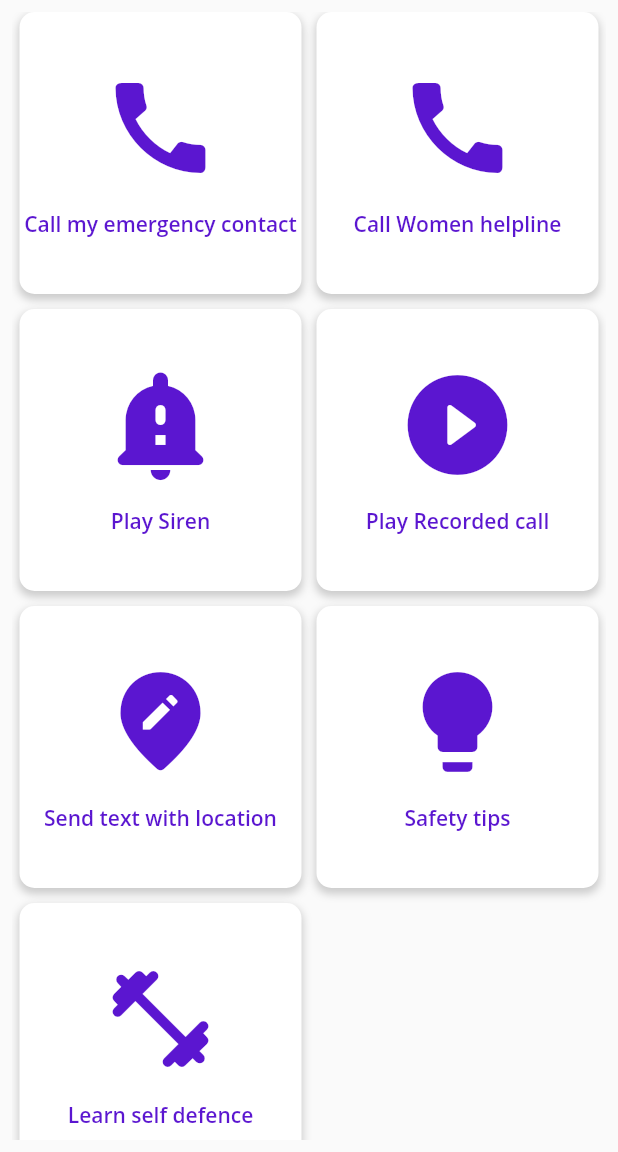
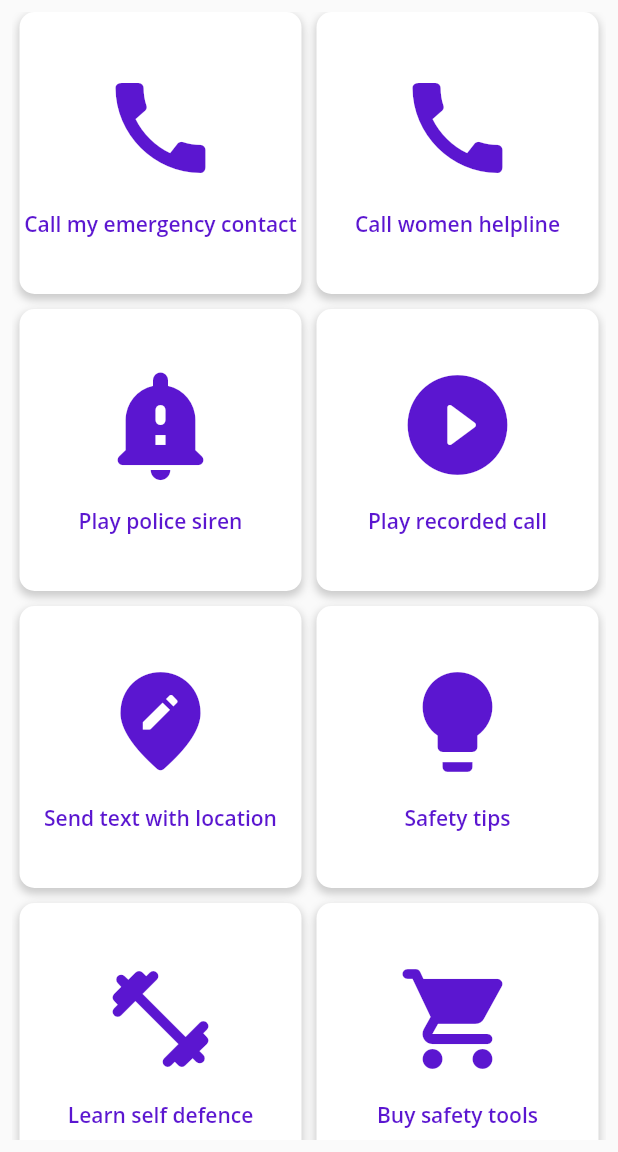
Before and after one commit to mahakmandlecha/SheHacks_Team-055, a Flutter app: the HomePage screen opened by its route, on a phone screen of 412 x 824 dp, the part 84-1236 px from its top. Run offline on Flutter 3.47's test engine with Material 2 defaults, Android fonts, the phone set to English and light mode, and no system bars; our stand-ins replace cloud_firestore, firebase_auth, firebase_core, flutter_spinkit, font_awesome_flutter, geolocator and 2 more; missing offline and left inert: geocoder, latlng; accounts and stored records are empty.

Commit message:
Added shopping feature for buying safety tools

```diff
--- a/lib/main.dart
+++ b/lib/main.dart
@@ -10,6 +10,7 @@ import 'package:shehacks_team_055/screens/register.dart';
 import 'package:shehacks_team_055/screens/signup_screen.dart';
 import 'package:shehacks_team_055/screens/slide.dart';
 
+import 'screens/homepage.dart';
 import 'screens/homepage.dart';
 import 'screens/onboarding_screen.dart';
 import 'screens/onboarding_screen.dart';
@@ -40,7 +41,7 @@ class MyApp extends StatelessWidget {
             fontFamily: "GoogleSans",
             primarySwatch: Colors.amberAccent[600],
           ),
-          home: OnboardingScreen(),
+          home: HomePage(),
           routes: {
             SignupScreen.routeName: (ctx) => SignupScreen(),
             LoginScreen.routeName: (ctx) => LoginScreen(),
--- a/lib/screens/homepage.dart
+++ b/lib/screens/homepage.dart
@@ -15,6 +15,8 @@ import 'package:shehacks_team_055/screens/customWaveIndicator.dart';
 import 'package:shehacks_team_055/screens/login_screen.dart';
 import 'package:url_launcher/url_launcher.dart';
 import 'package:geocoder/geocoder.dart';
+
+import '../mainfunctionality/listview.dart';
 
 class HomePage extends StatefulWidget {
   static const routeName = '/home';
@@ -103,17 +105,17 @@ class _HomePageState extends State<HomePage> {
   );
 
   Items item2 = new Items(
-    title: "Call Women helpline",
+    title: "Call women helpline",
     //img: "assets/food.png",
   );
 
   Items item3 = new Items(
-    title: "Play Siren",
+    title: "Play police siren",
     //img: "assets/map.png",
   );
 
   Items item4 = new Items(
-    title: "Play Recorded call",
+    title: "Play recorded call",
     //img: "assets/festival.png",
   );
 
@@ -132,6 +134,11 @@ class _HomePageState extends State<HomePage> {
     //  img: "assets/setting.png",
   );
 
+  Items item8 = new Items(
+    title: "Buy safety tools",
+    //  img: "assets/setting.png",
+  );
+
   @override
   Widget build(BuildContext context) {
     return _child;
@@ -146,6 +153,7 @@ class _HomePageState extends State<HomePage> {
       item5,
       item6,
       item7,
+      item8,
       // item8,
     ];
     var _police = "1090";
@@ -505,6 +513,52 @@ class _HomePageState extends State<HomePage> {
                   ),
                 ),
               ),
+              GestureDetector(
+                onTap: () {
+                  Navigator.push(
+                      context, MaterialPageRoute(builder: (context) => Shop()));
+                },
+                child: Container(
+                  decoration: BoxDecoration(
+                    color: Colors.white,
+                    borderRadius: BorderRadius.circular(10),
+                    boxShadow: [
+                      BoxShadow(
+                        color: Colors.grey.withOpacity(0.5),
+                        spreadRadius: 1,
+                        blurRadius: 4,
+                        offset: Offset(0, 3), // changes position of shadow
+                      ),
+                    ],
+                  ),
+                  child: Column(
+                    mainAxisAlignment: MainAxisAlignment.center,
+                    children: <Widget>[
+                      // Image.asset(
+                      //   data.img,
+                      //   width: 42,
+                      // ),
+                      Icon(
+                        Icons.shopping_cart_rounded,
+                        color: Color(0xFF5B16D0),
+                        size: 80.0,
+                      ),
+                      SizedBox(
+                        height: 14,
+                      ),
+                      Text(
+                        item8.title,
+                        textAlign: TextAlign.center,
+                        style: GoogleFonts.openSans(
+                            textStyle: TextStyle(
+                                color: Color(0xFF5B16D0),
+                                fontSize: 14,
+                                fontWeight: FontWeight.w600)),
+                      ),
+                    ],
+                  ),
+                ),
+              ),
             ]),
       ),
     );
```
Also changed, not shown: lib/mainfunctionality/listview.dart (+207 -105 lines), assets/images/comb-knife.PNG (added), assets/images/keychain.PNG (added), assets/images/pepper-spray.PNG (added), assets/images/safety-ring.PNG (added).
